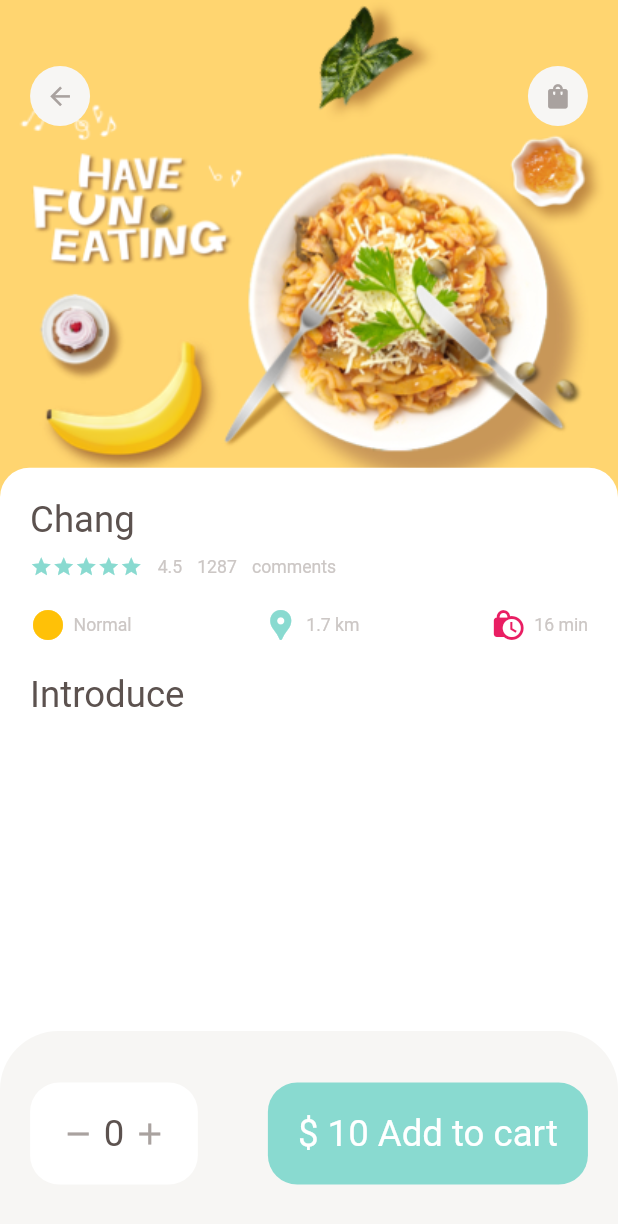
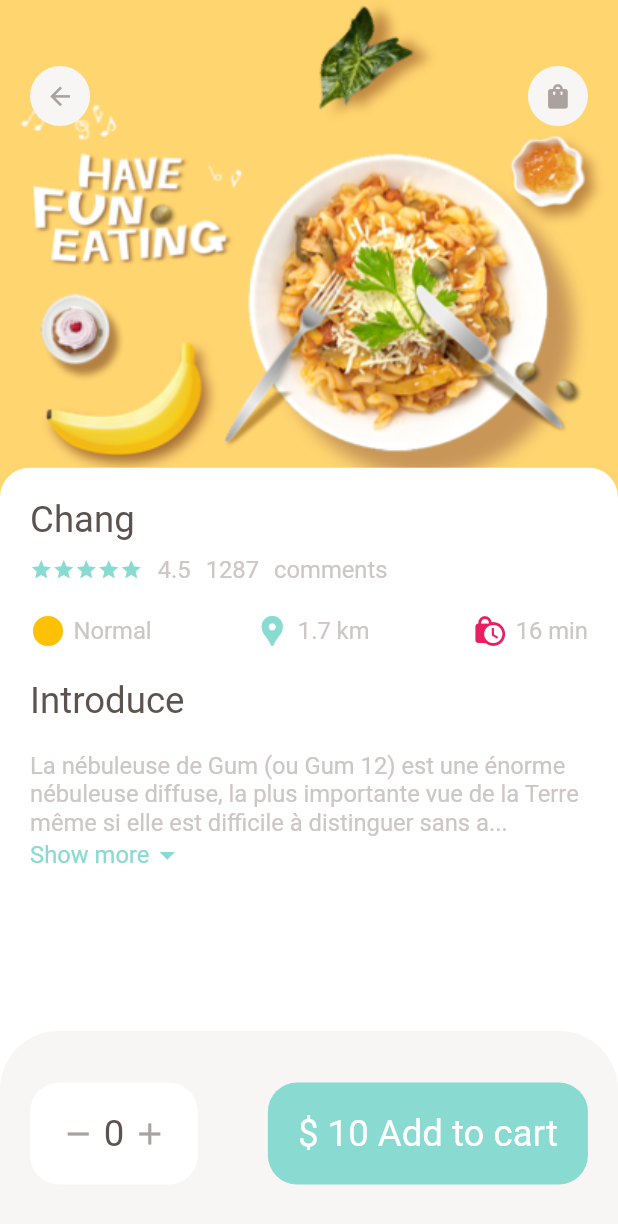
Before and after one commit to JosueGauthier/food_deliver, a Flutter app: the screen it shows after launch, on a phone screen of 412 x 824 dp. Shown: the top 1224 px of the screen. Run offline on Flutter 3.47's test engine with Material 2 defaults, Android fonts, the light colour scheme and no system bars; our stand-ins replace dots_indicator, get.

Commit message:
add a foldable and scrollable text widget

```diff
--- a/lib/pages/food/popularfooddetail.dart
+++ b/lib/pages/food/popularfooddetail.dart
@@ -2,6 +2,7 @@ import 'package:flutter/material.dart';
 import 'package:food_deliver/utils/dimensions.dart';
 import 'package:food_deliver/widget/app_column.dart';
 import 'package:food_deliver/widget/app_icon.dart';
+import 'package:food_deliver/widget/expandable_text_widget.dart';
 
 import '../../utils/colors.dart';
 import '../../widget/big_text.dart';
@@ -69,6 +70,16 @@ class PopularFoodDetail extends StatelessWidget {
                       height: Dimensions.height20,
                     ),
                     BigText(text: "Introduce"),
+                    SizedBox(
+                      height: Dimensions.height20,
+                    ),
+                    Expanded(
+                      child: SingleChildScrollView(
+                        child: ExpandableTextWidget(
+                            text:
+                                "La nébuleuse de Gum (ou Gum 12) est une énorme nébuleuse diffuse, la plus importante vue de la Terre même si elle est difficile à distinguer sans appareillagespécifique. C'est le douzième objet céleste décrit dans le catalogue de Colin Stanley Gum. Elle est située dans les Voiles de l'ancienne constellation du Navire Argo, une constellation visible principalement dans l'hémisphère sud.Son centre est situé à environ 450 parsecs du Système solaire, soit d'environ 1 470 années-lumière.  La nébuleuse de Gum est une rémanence, probablement toujours en expansion, d'une ou plusieurs  supernovas, survenues il y a quelques millions d'années.La nébuleuse de Gum (ou Gum 12) est une énorme nébuleuse diffuse, la plus importante vue de la Terre même si elle est difficile à distinguer sans appareillagespécifique. C'est le douzième objet céleste décrit dans le catalogue de Colin Stanley Gum. Elle est située dans les Voiles de l'ancienne constellation du Navire Argo, une constellation visible principalement dans l'hémisphère sud.Son centre est situé à environ 450 parsecs du Système solaire, soit d'environ 1 470 années-lumière.  La nébuleuse de Gum est une rémanence, probablement toujours en expansion, d'une ou plusieurs  supernovas, survenues il y a quelques millions d'années."),
+                      ),
+                    )
                   ],
                 ))),
 
--- a/lib/utils/dimensions.dart
+++ b/lib/utils/dimensions.dart
@@ -39,6 +39,8 @@ class Dimensions {
   static double fontsize26 = screenHeight / 32.46;
   static double fontheight20 = screenHeight / 42.2;
 
+  static double fontsize12 = screenHeight / 52;
+
   static double radius20 = screenHeight / 42.2;
   static double radius30 = screenHeight / 28.1;
 
--- a/lib/widget/expandable_text_widget.dart
+++ b/lib/widget/expandable_text_widget.dart
@@ -1,5 +1,7 @@
 import 'package:flutter/material.dart';
+import 'package:food_deliver/utils/colors.dart';
 import 'package:food_deliver/utils/dimensions.dart';
+import 'package:food_deliver/widget/small_text.dart';
 
 class ExpandableTextWidget extends StatefulWidget {
   final String text;
@@ -19,7 +21,49 @@ class _ExpandableTextWidgetState extends State<ExpandableTextWidget> {
   double textHeight = Dimensions.screenHeight / 5.6;
 
   @override
+  void initState() {
+    super.initState();
+    if (widget.text.length > textHeight) {
+      firstHalf = widget.text.substring(0, textHeight.toInt());
+
+      secondHalf =
+          widget.text.substring(textHeight.toInt() + 1, widget.text.length);
+    } else {
+      firstHalf = widget.text;
+      secondHalf = "";
+    }
+  }
+
+  @override
   Widget build(BuildContext context) {
-    return Container();
+    return Container(
+      child: secondHalf.isEmpty
+          ? SmallText(text: firstHalf)
+          : Column(
+              children: [
+                SmallText(
+                    text: hiddenText
+                        ? (firstHalf + "...")
+                        : (firstHalf + secondHalf)),
+                InkWell(
+                  onTap: () {
+                    setState(() {
+                      hiddenText = !hiddenText;
+                    });
+                  },
+                  child: Row(children: [
+                    SmallText(
+                      text: "Show more",
+                      color: AppColors.mainColor,
+                    ),
+                    Icon(
+                      hiddenText ? Icons.arrow_drop_down : Icons.arrow_drop_up,
+                      color: AppColors.mainColor,
+                    ),
+                  ]),
+                )
+              ],
+            ),
+    );
   }
 }
--- a/lib/widget/small_text.dart
+++ b/lib/widget/small_text.dart
@@ -8,7 +8,7 @@ class SmallText extends StatelessWidget {
   final String text;
   double size;
   double height;
-  TextOverflow overFlow;
+  //TextOverflow overFlow;
 
   SmallText({
     Key? key,
@@ -16,19 +16,19 @@ class SmallText extends StatelessWidget {
     required this.text,
     this.size = 12,
     this.height = 1.2,
-    this.overFlow = TextOverflow.ellipsis,
+    //this.overFlow = TextOverflow.ellipsis,
   }) : super(key: key);
 
   @override
   Widget build(BuildContext context) {
     return Text(
       text,
-      maxLines: 1,
-      overflow: overFlow,
+      //maxLines: 1,
+      //overflow: overFlow,
       style: TextStyle(
         color: color,
         fontFamily: 'Roboto',
-        fontSize: Dimensions.height12,
+        fontSize: Dimensions.fontsize12,
         height: Dimensions.height1dot2,
       ),
     );
```
